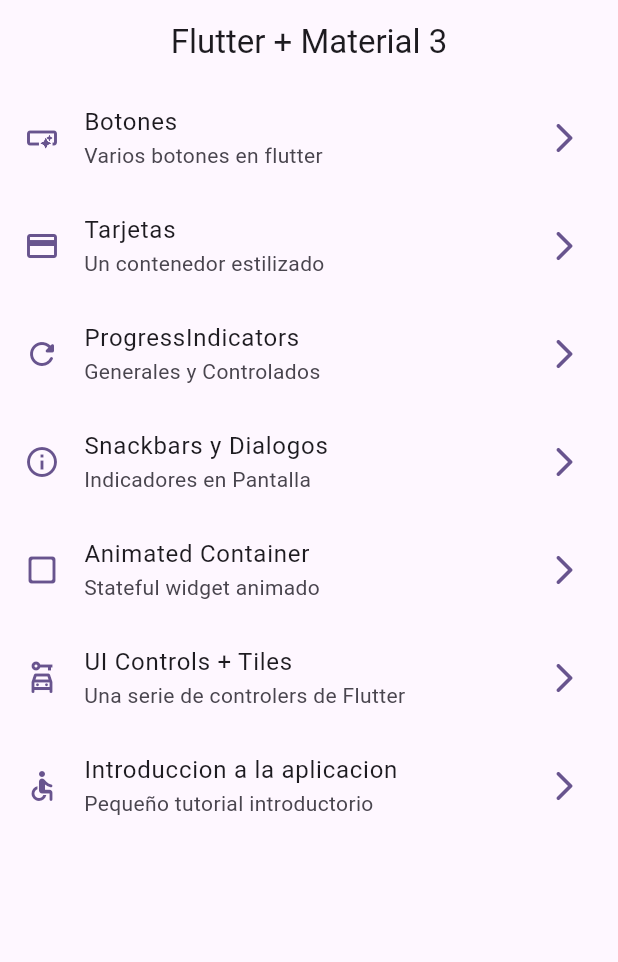
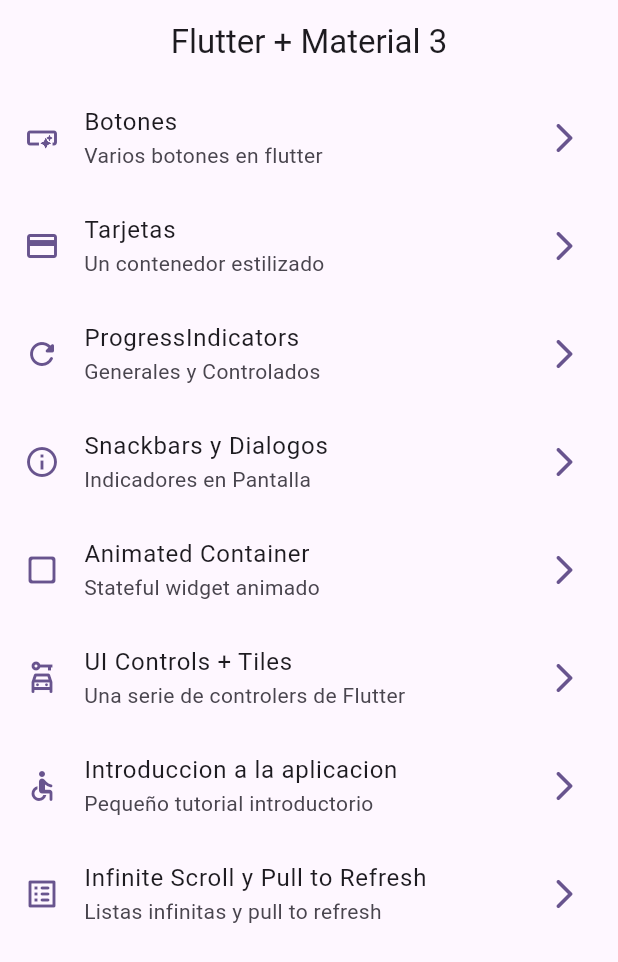
Before and after one commit to ManuViola77/widgets_app, a Flutter app: the screen it shows after launch, on a phone screen of 412 x 824 dp. Shown: the top 962 px of the screen. Run offline on Flutter 3.47's test engine with Material 3 defaults, Android fonts, the phone set to English and light mode, and no system bars; our stand-ins replace animate_do, go_router.

Commit message:
feat: start list view with builder and remove top and botton padding

```diff
--- a/lib/menu/menu_items.dart
+++ b/lib/menu/menu_items.dart
@@ -57,4 +57,10 @@ const appMenuItems = <MenuItem>[
     link: '/tutorial',
     icon: Icons.accessible_rounded,
   ),
+  MenuItem(
+    title: 'Infinite Scroll y Pull to Refresh',
+    subTitle: 'Listas infinitas y pull to refresh',
+    link: '/infinite-scroll',
+    icon: Icons.list_alt_rounded,
+  ),
 ];
```
Also changed, not shown: lib/presentation/screens/animated/infinite_scroll/infinite_scroll_screen.dart (+36 -2 lines).
